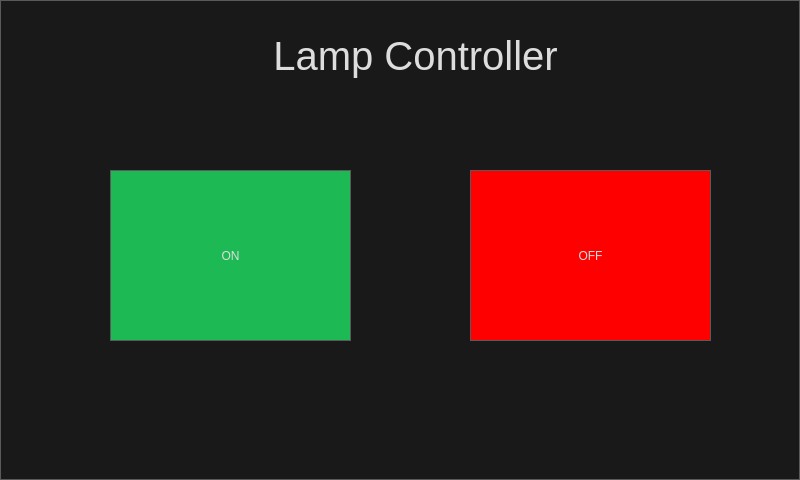
arman-ashrafian/RPi-TouchOS, file ui/lamp.ui: the form before one commit.
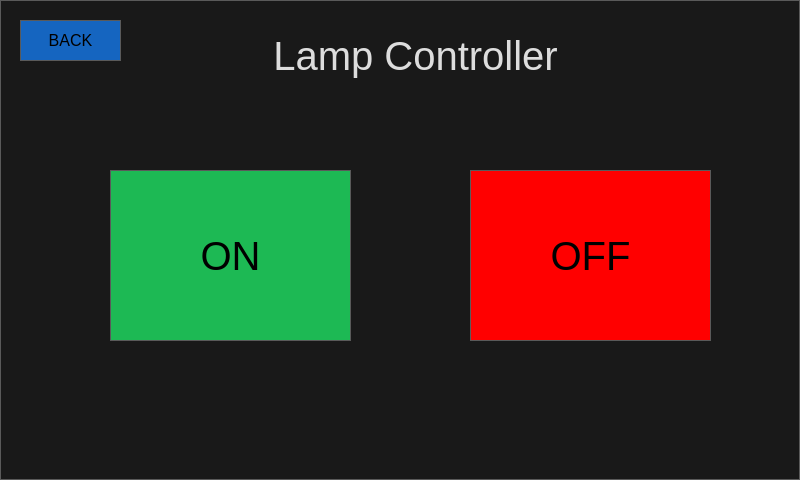
The form after the commit.

Commit message: back button on lamp screen

What changed in the file:
```diff
--- a/ui/lamp.ui
+++ b/ui/lamp.ui
@@ -304,6 +304,11 @@
 
 /** CUSTOM **/
 
+QPushButton {
+	color: black;
+	font-size: 30pt;
+}
+
 QPushButton#button_on {
 	background-color: #1db954
 }
@@ -312,6 +317,11 @@
 	background-color: red;
 }
 
+QPushButton#button_back {
+	font-size: 12pt;
+	background-color: #1565C0;
+}
+
 </string>
   </property>
   <widget class="QPushButton" name="button_on">
@@ -361,6 +371,19 @@
     <string>OFF</string>
    </property>
   </widget>
+  <widget class="QPushButton" name="button_back">
+   <property name="geometry">
+    <rect>
+     <x>20</x>
+     <y>20</y>
+     <width>101</width>
+     <height>41</height>
+    </rect>
+   </property>
+   <property name="text">
+    <string>BACK</string>
+   </property>
+  </widget>
  </widget>
  <resources/>
  <connections/>
```
The commit also changes 4 other files.
